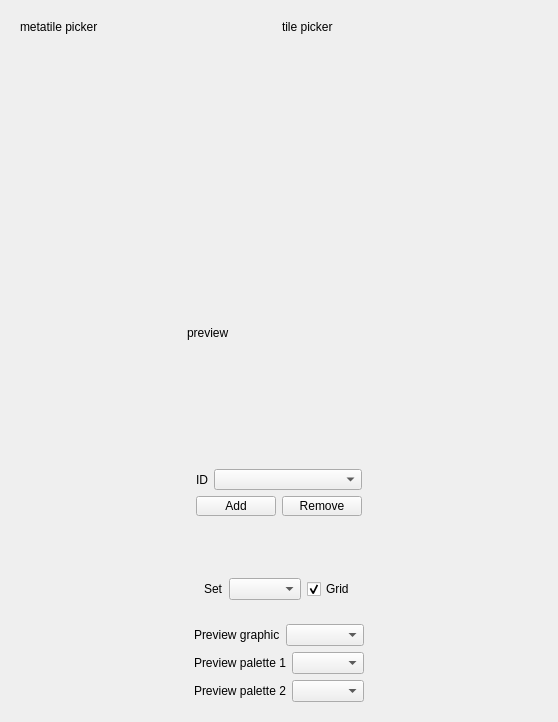
First picture: the form in libtales-qt/talesqtmetatilestructureeditorwidget.ui, repository suppertails66/tales, before the edit.
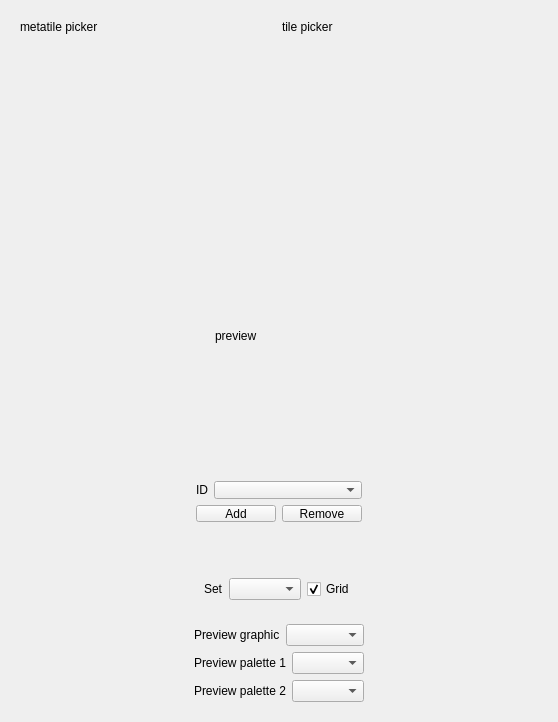
Second picture: the form after the edit. Custom widgets are drawn as their Qt base class.

```diff
--- a/libtales-qt/talesqtmetatilestructureeditorwidget.ui
+++ b/libtales-qt/talesqtmetatilestructureeditorwidget.ui
@@ -183,6 +183,28 @@
             </spacer>
            </item>
            <item>
+            <widget class="QWidget" name="widget_7" native="true">
+             <property name="minimumSize">
+              <size>
+               <width>0</width>
+               <height>0</height>
+              </size>
+             </property>
+             <layout class="QHBoxLayout" name="horizontalLayout_5">
+              <item>
+               <spacer name="horizontalSpacer_9">
+                <property name="orientation">
+                 <enum>Qt::Horizontal</enum>
+                </property>
+                <property name="sizeHint" stdset="0">
+                 <size>
+                  <width>0</width>
+                  <height>20</height>
+                 </size>
+                </property>
+               </spacer>
+              </item>
+              <item>
             <widget class="GenericEventLabel" name="subtilePickerPreviewLabel">
              <property name="sizePolicy">
               <sizepolicy hsizetype="Fixed" vsizetype="Fixed">
@@ -205,6 +227,22 @@
              <property name="alignment">
               <set>Qt::AlignLeading|Qt::AlignLeft|Qt::AlignTop</set>
              </property>
+               </widget>
+              </item>
+              <item>
+               <spacer name="horizontalSpacer_10">
+                <property name="orientation">
+                 <enum>Qt::Horizontal</enum>
+                </property>
+                <property name="sizeHint" stdset="0">
+                 <size>
+                  <width>0</width>
+                  <height>20</height>
+                 </size>
+                </property>
+               </spacer>
+              </item>
+             </layout>
             </widget>
            </item>
            <item>
```
Lines whose indentation alone changed are shown as unchanged.
